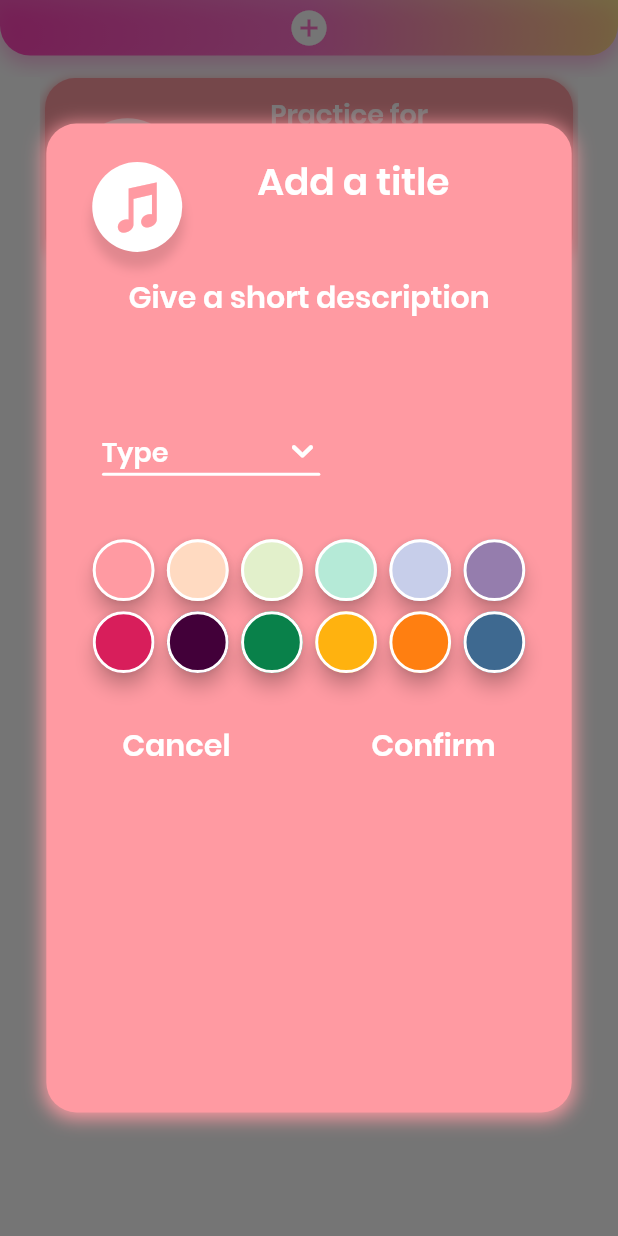
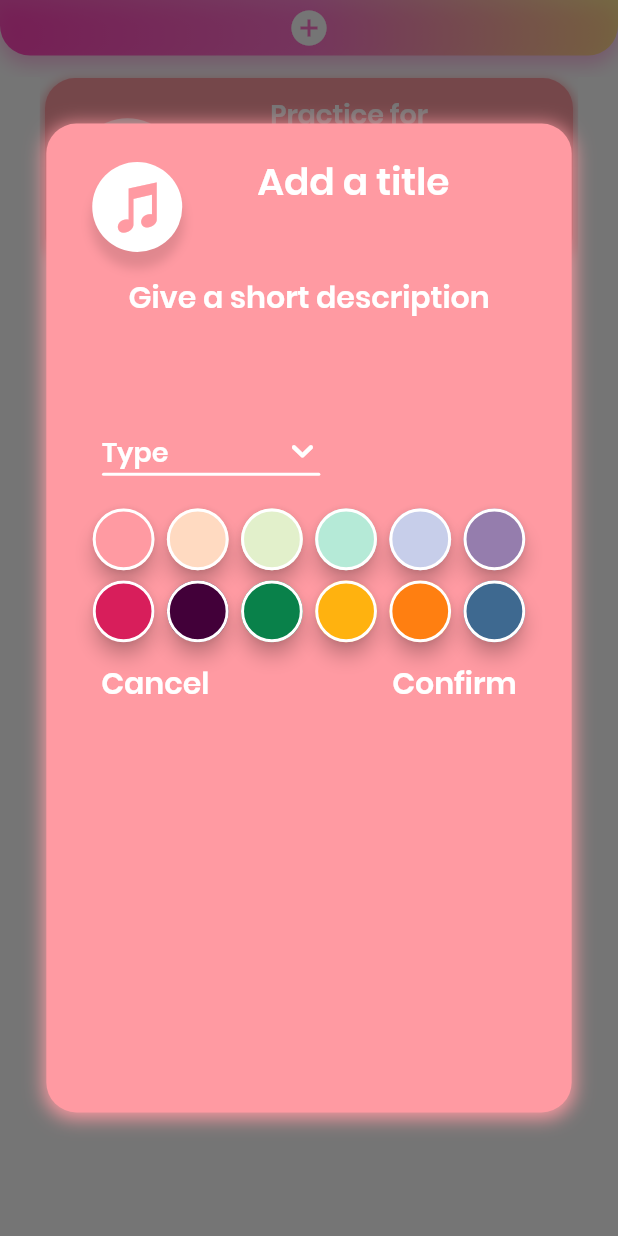
Before and after one commit to jaygentallan/Task-, a Flutter app: the HomePage widget shown alone on an empty page, opened directly, after a tap on the "add circle" icon, on a phone screen of 412 x 824 dp. Run offline on Flutter 3.47's test engine with Material 2 defaults, Android fonts, the phone set to English and light mode, and no system bars; drawn by our look-alikes of auto_size_text, flutter_slidable, reorderables; our stand-ins replace cloud_firestore, firebase_auth, firebase_database, google_sign_in, gradient_app_bar, rxdart; missing offline and left inert: amc, flutter_widgets; accounts and stored records are empty.

Commit message:
updated adding tasks

```diff
--- a/lib/home/home.dart
+++ b/lib/home/home.dart
@@ -6,11 +6,12 @@ import 'package:firebase_auth/firebase_auth.dart';
 
 import 'package:auto_size_text/auto_size_text.dart';
 import 'package:flutter/rendering.dart';
+import 'package:flutter/scheduler.dart';
 import 'package:flutter/services.dart';
-import 'package:flutter_colorpicker/block_picker.dart';
+import 'package:flutter/widgets.dart';
 import 'package:flutter_slidable/flutter_slidable.dart';
 import 'package:reorderables/reorderables.dart';
-import 'package:flutter_colorpicker/flutter_colorpicker.dart';
+import 'package:flutter_widgets/flutter_widgets.dart';
 
 import 'package:taskplus/services/crud.dart';
 import 'package:taskplus/singletons/userdata.dart';
@@ -32,8 +33,10 @@ class _HomePageState extends State<HomePage> {
 
   CrudMethods crud = CrudMethods();
 
-  final TextEditingController _title = TextEditingController();
-  final TextEditingController _description = TextEditingController();
+  final TextEditingController _titleKeyboard = TextEditingController();
+  final TextEditingController _descriptionKeyboard = TextEditingController();
+  final TextEditingController _stepsKeyboard = TextEditingController();
+  ItemScrollController _stepsController = ItemScrollController();
 
   Color _currColor = Color(int.parse('0xffff9aa2'));
   String _currIcon = '0xe800';
@@ -42,6 +45,7 @@ class _HomePageState extends State<HomePage> {
   int _currAmount = 1;
   bool _currNotify = false;
 
+  List<String> _currStepList = <String> [];
   List<IconData> _iconList = <IconData>[];
 
   @override
@@ -77,7 +81,7 @@ class _HomePageState extends State<HomePage> {
             children: <Widget>[
               Container(
             color: Colors.white,
-            child: ListView(
+            child: Column(
               children: <Widget>[
 
                 // container at the top used to store all
@@ -238,7 +242,7 @@ class _HomePageState extends State<HomePage> {
                     ),
                   ],
                 ),
-                child: ListView(
+                child: Column(
                   children: <Widget>[
 
                     Row(
@@ -316,7 +320,7 @@ class _HomePageState extends State<HomePage> {
                           // title text box
                           child: TextField(
                             textAlign: TextAlign.center,
-                            controller: _title,
+                            controller: _titleKeyboard,
                             showCursor: false,
                             keyboardType: TextInputType.text,
                             maxLines: 2,
@@ -357,7 +361,7 @@ class _HomePageState extends State<HomePage> {
                       // description text box
                       child: TextField(
                         textAlign: TextAlign.center,
-                        controller: _description,
+                        controller: _descriptionKeyboard,
                         keyboardType: TextInputType.text,
                         showCursor: false,
                         maxLines: 3,
@@ -442,7 +446,7 @@ class _HomePageState extends State<HomePage> {
                     ),
 
                     // used as padding
-                    SizedBox(height: _height * 0.025),
+                    SizedBox(height: _height * 0.015),
 
                     _currType == 'Habit'
                       ? userData.title != ''
@@ -458,7 +462,7 @@ class _HomePageState extends State<HomePage> {
                                   style: TextStyle(
                                     color: Colors.white,
                                     height: 1.0,
-                                    fontSize: 20.0,
+                                    fontSize: 18.0,
                                   ),
                                   textAlign: TextAlign.start,
                                 ),
@@ -471,7 +475,7 @@ class _HomePageState extends State<HomePage> {
                                       'Every',
                                       style: TextStyle(
                                         color: Colors.white,
-                                        fontSize: 20.0,
+                                        fontSize: 18.0,
                                       ),
                                     ),
 
@@ -534,7 +538,7 @@ class _HomePageState extends State<HomePage> {
                                           'As often as',
                                           style: TextStyle(
                                             color: Colors.white,
-                                            fontSize: 20.0,
+                                            fontSize: 18.0,
                                           ),
                                         ),
 
@@ -573,9 +577,9 @@ class _HomePageState extends State<HomePage> {
                                                 },
                                                 items: List<DropdownMenuItem<int>>.generate(50, ((int value) {
                                                   return DropdownMenuItem<int> (
-                                                    value: value,
+                                                    value: value+1,
                                                     child: Text(
-                                                      '$value',
+                                                      '${value+1}',
                                                       style: TextStyle(
                                                         fontSize: 18.0,
                                                         fontFamily: 'Poppins',
@@ -593,7 +597,7 @@ class _HomePageState extends State<HomePage> {
                                           'times',
                                           style: TextStyle(
                                             color: Colors.white,
-                                            fontSize: 20.0,
+                                            fontSize: 18.0,
                                           ),
                                         ),
 
@@ -614,7 +618,7 @@ class _HomePageState extends State<HomePage> {
                                           'Notify me',
                                           style: TextStyle(
                                             color: Colors.white,
-                                            fontSize: 20.0,
+                                            fontSize: 18.0,
                                           ),
                                         ),
                                       ),
@@ -640,15 +644,110 @@ class _HomePageState extends State<HomePage> {
                               'Please enter a title',
                               style: TextStyle(
                                 color: Colors.white,
-                                fontSize: 20.0,
+                                fontSize: 18.0,
                               ),
                             ),
                           )
                       : _currType == 'Goal'
                       ? userData.title != ''
-                        ? Container(
-                          height: _height * 0.4,
-                        )
+                        ? Column(
+                            children: <Widget>[
+                              Container(
+                                height: _height * 0.36,
+                                margin: EdgeInsets.symmetric(horizontal: _width * 0.013),
+                                padding: EdgeInsets.only(left: 0.0),
+                                decoration: BoxDecoration(
+                                  color: Colors.white30,
+                                  borderRadius: BorderRadius.all(Radius.circular(10.0)),
+                                ),
+                                child: Column(
+                                  children: <Widget>[
+
+                                    _currStepList.length != 0
+                                      ? Container(
+                                        child: Flexible(
+                                          child: Scrollbar(
+                                            child: ScrollablePositionedList.builder(
+                                              itemScrollController: _stepsController,
+                                              itemCount: _currStepList.length,
+                                              itemBuilder: (BuildContext ctxt, int index) {
+                                                return Container(
+                                                  child: Row(
+                                                    children: <Widget>[
+
+                                                      Transform.scale(
+                                                        scale: 1.5,
+                                                        child: Checkbox(
+                                                          activeColor: _currColor,
+                                                          checkColor: Colors.white,
+                                                          value: true,
+                                                          onChanged: (bool value) {},
+                                                        ),
+                                                      ),
+
+                                                      Text(
+                                                        _currStepList[index],
+                                                        style: TextStyle(
+                                                        color: Colors.white,
+                                                        fontSize: 15.0,
+                                                      ),),
+
+                                                    ],
+                                                  ),
+                                                );
+
+                                              }
+                                            ),
+                                          ),
+                                        ),
+                                      )
+                                    : Container(),
+                                  ],
+                                ),
+                              ),
+
+                              Container(
+                                margin: EdgeInsets.only(top: 10.0, left: 10.0),
+                                child: TextField(
+                                  textAlign: TextAlign.justify,
+                                  controller: _stepsKeyboard,
+                                  keyboardType: TextInputType.text,
+                                  showCursor: false,
+                                  maxLines: 1,
+                                  maxLength: 60,
+                                  maxLengthEnforced: true,
+                                  buildCounter: (BuildContext context, { int currentLength, int maxLength, bool isFocused }) => null,
+                                  style: TextStyle(
+                                    color: Colors.white,
+                                    fontSize: 18.0,
+                                  ),
+                                  decoration: InputDecoration.collapsed(
+                                    fillColor: Colors.transparent,
+                                    hintText: 'Add a new step',
+                                    hintStyle: TextStyle(
+                                      color: Colors.white,
+                                      fontSize: 18.0,
+                                    ),
+                                    filled: true,
+                                  ),
+                                  onSubmitted: (value) {
+                                    setState(() {
+                                      _currStepList.add(value);
+                                      _stepsKeyboard.clear();
+                                    });
+                                    _currStepList.length == 1
+                                        ? _stepsController.jumpTo(index: _currStepList.length-1)
+                                        : _currStepList.length == 2
+                                        ? _stepsController.jumpTo(index: _currStepList.length-2)
+                                        : _currStepList.length >= 3
+                                        ? _stepsController.jumpTo(index: _currStepList.length-3)
+                                        : Container();
+                                  },
+                                ),
+                              ),
+
+                            ],
+                          )
                         : Container(
                           height: _height * 0.06,
                           margin: EdgeInsets.symmetric(horizontal: _width * 0.04),
@@ -656,7 +755,7 @@ class _HomePageState extends State<HomePage> {
                             'Please enter a title',
                             style: TextStyle(
                               color: Colors.white,
-                              fontSize: 20.0,
+                              fontSize: 18.0,
                             ),
                           ),
                         )
@@ -672,14 +771,14 @@ class _HomePageState extends State<HomePage> {
                             'Please enter a title',
                             style: TextStyle(
                               color: Colors.white,
-                              fontSize: 20.0,
+                              fontSize: 18.0,
                             ),
                           ),
                         )
                       : Container(),
 
                     // used for padding
-                    SizedBox(height: _height * 0.05),
+                    SizedBox(height: _height * 0.01),
 
                     // first row of PASTEL colors
                     Row(
@@ -711,11 +810,8 @@ class _HomePageState extends State<HomePage> {
                       ],
                     ),
 
-                    // used as padding
-                    SizedBox(height: _height * 0.05),
-
                     Row(
-                      mainAxisAlignment: MainAxisAlignment.center,
+                      mainAxisAlignment: MainAxisAlignment.spaceBetween,
                       children: <Widget>[
 
                         FlatButton(
@@ -727,14 +823,19 @@ class _HomePageState extends State<HomePage> {
                             ),
                           ),
                           onPressed: () {
-                            _title.clear();
-                            _description.clear();
+                            _titleKeyboard.clear();
+                            _descriptionKeyboard.clear();
+                            _stepsKeyboard.clear();
+
+                            _currStepList.clear();
+
                             _currIcon = '0xe800';
                             _currColor = Color(int.parse('0xffff9aa2'));
                             _currType = null;
                             _currLength = 'day';
-                            _currAmount = 0;
+                            _currAmount = 1;
                             _currNotify = false;
+
                             userData.title = '';
                             userData.description = '';
                             userData.icon = '';
@@ -742,12 +843,10 @@ class _HomePageState extends State<HomePage> {
                             userData.date = '';
                             userData.length = '';
                             userData.amount = null;
+
                             Navigator.of(context).pop();
                           },
                         ),
-
-                        // used as padding
-                        SizedBox(width: _width * 0.15),
 
                         // When users click Confirm, the firestore database is then updated with the user post
                         FlatButton(
@@ -775,8 +874,8 @@ class _HomePageState extends State<HomePage> {
 
                             crud.addTaskHabit(data, context);
 
-                            _title.clear();
-                            _description.clear();
+                            _titleKeyboard.clear();
+                            _descriptionKeyboard.clear();
                             Navigator.of(context).pop();
                           },
                         )
@@ -839,6 +938,7 @@ class _HomePageState extends State<HomePage> {
           setState(() {
             _currColor = Color(color);
             userData.color = color.toString();
+            _stepsController = ItemScrollController();
             Navigator.of(context).pop();
             addTaskPrompt(context);
           });
@@ -1018,7 +1118,7 @@ class TaskCardState extends State<TaskCard> {
                     child: Row(
                       mainAxisAlignment: MainAxisAlignment.center,
                       children: <Widget>[
-                        Icon(Icons.edit, size: 30.0, color: Colors.white),
+                        Icon(IconData(0xe819, fontFamily: 'icons'), size: 30.0, color: Colors.white),
                       ],
                     ),
                   ),
@@ -1047,7 +1147,7 @@ class TaskCardState extends State<TaskCard> {
                     child: Row(
                       mainAxisAlignment: MainAxisAlignment.center,
                       children: <Widget>[
-                        Icon(Icons.delete_outline, size: 35.0, color: Colors.white),
+                        Icon(IconData(0xe81e, fontFamily: 'icons'), size: 28.0, color: Colors.white),
                       ],
                     ),
                   ),
--- a/pubspec.yaml
+++ b/pubspec.yaml
@@ -46,8 +46,10 @@ dependencies:
   # for the draggable ordering feature
   reorderables: ^0.2.12
 
-  # for color picker
-  flutter_colorpicker:
+  # for grouping checked buttons
+  grouped_buttons: ^1.0.4
+
+  flutter_widgets: ^0.1.6
 
   # The following adds the Cupertino Icons font to your application.
   # Use with the CupertinoIcons class for iOS style icons.
```
Also changed, not shown: pubspec.lock.
